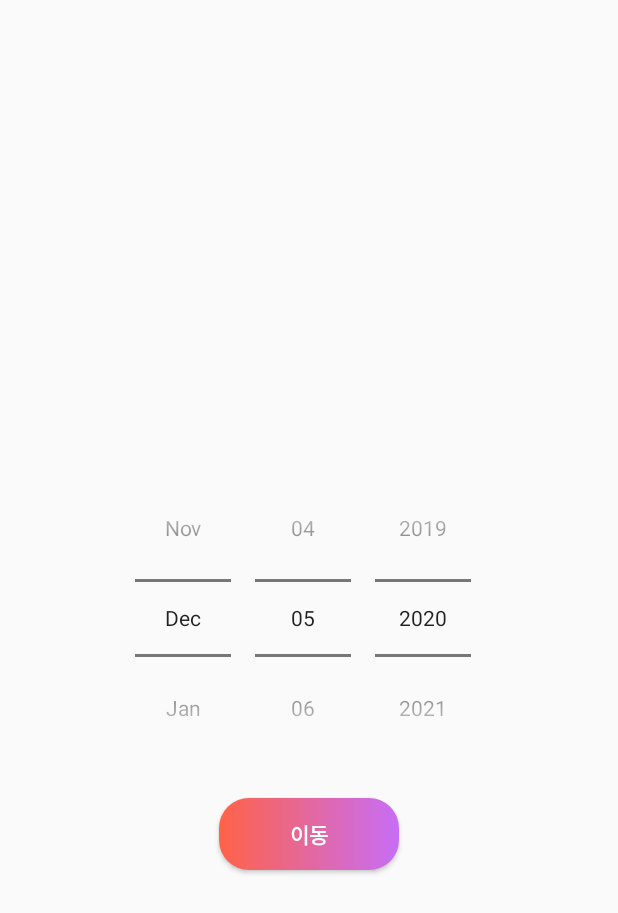
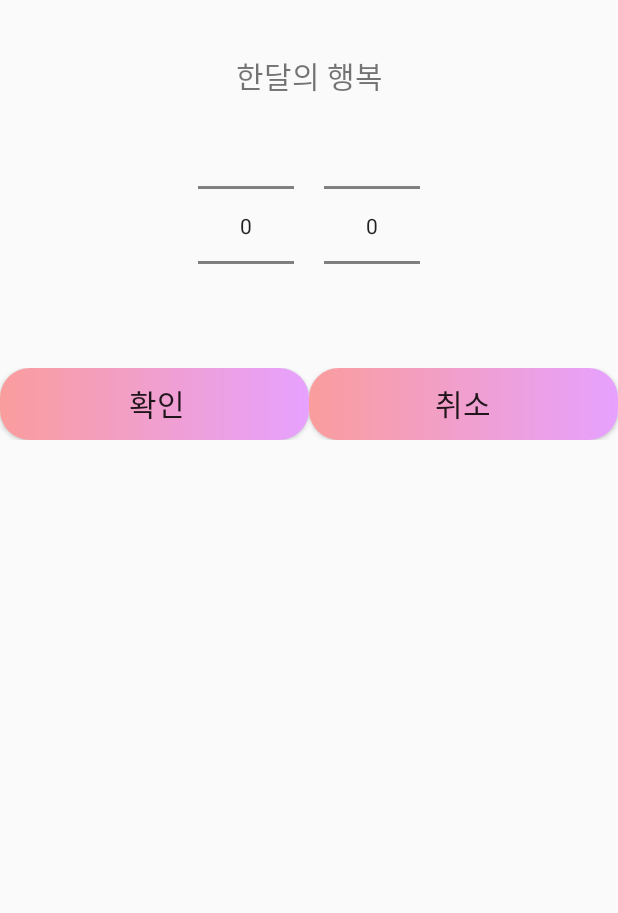
Before and after one commit to ziinaa1105/Serenite, an Android app: the layout one_month.xml on its own in the app's theme, with its tools: preview values and no code run, on a phone screen of 412 x 824 dp. Shown: the top 913 px of the screen. Run offline under Robolectric (Android 15) with nearby library versions, the phone set to English and light mode, and no system bars.

Commit message:
one_month페이지 수정

```diff
--- a/app/src/main/AndroidManifest.xml
+++ b/app/src/main/AndroidManifest.xml
@@ -19,6 +19,7 @@
         <activity android:name=".DailyDiary"/>
         <activity android:name=".OneMonth"/>
         <activity android:name=".FindDate"/>
+        <activity android:name=".OneMonth_page"/>
     </application>
 
 </manifest>
--- a/app/src/main/res/layout/one_month.xml
+++ b/app/src/main/res/layout/one_month.xml
@@ -1,52 +1,65 @@
 <?xml version="1.0" encoding="utf-8"?>
-<RelativeLayout xmlns:android="http://schemas.android.com/apk/res/android"
-    xmlns:app="http://schemas.android.com/apk/res-auto"
+<LinearLayout xmlns:android="http://schemas.android.com/apk/res/android"
     android:layout_width="match_parent"
-    android:layout_height="match_parent"
+    android:layout_height="wrap_content"
+    android:orientation="vertical"
+    android:layout_marginTop="20dp"
     >
 
-    <androidx.appcompat.widget.Toolbar
-        app:layout_constraintTop_toTopOf="parent"
-        android:id="@+id/toolbar"
+    <TextView
         android:layout_width="match_parent"
-        android:layout_height="wrap_content"/>
+        android:layout_height="wrap_content"
+        android:gravity="center"
+        android:layout_marginTop="15dp"
+        android:layout_alignParentTop="true"
+        android:text="한달의 행복"
+        android:textSize="20dp"/>
 
-    <TextView
-        android:id="@+id/date_to_find"
-        android:textSize="50dp"
-
+    //NumberPicker 생성
+    <LinearLayout
         android:layout_width="wrap_content"
         android:layout_height="wrap_content"
         android:layout_gravity="center"
-        android:gravity="center"
-        android:textAlignment="center"
-        android:layout_centerHorizontal="true"
-        android:layout_above="@id/datePicker1"/>
+        android:orientation="horizontal">
+        //yaer 선택
+        <NumberPicker
+            android:id="@+id/picker_year"
+            android:layout_width="wrap_content"
+            android:layout_height="150dp"
+            android:layout_margin="10dp"/>
+        //month 선택
+        <NumberPicker
+            android:id="@+id/picker_month"
+            android:layout_width="wrap_content"
+            android:layout_height="150dp"
+            android:layout_margin="10dp"/>
+    </LinearLayout>
 
-    <DatePicker
-        android:id="@+id/datePicker1"
-        android:layout_width="wrap_content"
+    //확인, 취소 버튼 생성
+    <LinearLayout
+        android:layout_width="match_parent"
         android:layout_height="wrap_content"
-        android:datePickerMode="spinner"
-        android:calendarViewShown="false"
-        android:layout_centerHorizontal="true"
-        android:layout_centerVertical="true" />
-
-    <Button
-        android:id="@+id/go_to_date"
-        android:layout_width="120dp"
-        android:layout_height="wrap_content"
-        android:layout_below="@+id/datePicker1"
-        android:layout_centerHorizontal="true"
-        android:layout_marginTop="14dp"
-        android:background="@drawable/button_custom1"
-        android:textColor="#ffffff"
-        android:textStyle="bold"
-        android:text="이동" />
-
-
-
-
-
-
-</RelativeLayout>
+        android:layout_gravity="bottom"
+        android:orientation="horizontal"
+        android:layout_marginTop="10dp">
+        <Button
+            android:id="@+id/btn_confirm"
+            android:layout_width="0dp"
+            android:layout_weight="1"
+            android:layout_height="wrap_content"
+            android:textSize="20dp"
+            android:text="확인"
+            android:textAllCaps="false"
+            android:paddingLeft="3dp"
+            android:background="@drawable/button_custom2"/>
+        <Button
+            android:id="@+id/btn_cancel"
+            android:layout_width="0dp"
+            android:layout_height="wrap_content"
+            android:text="취소"
+            android:textSize="20dp"
+            android:layout_weight="1"
+            android:textAllCaps="false"
+            android:background="@drawable/button_custom2"/>
+        </LinearLayout>
+    </LinearLayout>
```
Also changed, not shown: app/src/main/java/com/example/serenite/MainActivity.java (+21 -9 lines), app/src/main/java/com/example/serenite/OneMonth.java (+61 -9 lines), app/src/main/java/com/example/serenite/OneMonth_page.java (added, +52 -0 lines), app/src/main/res/layout/one_month_page.xml (added, +45 -0 lines).
